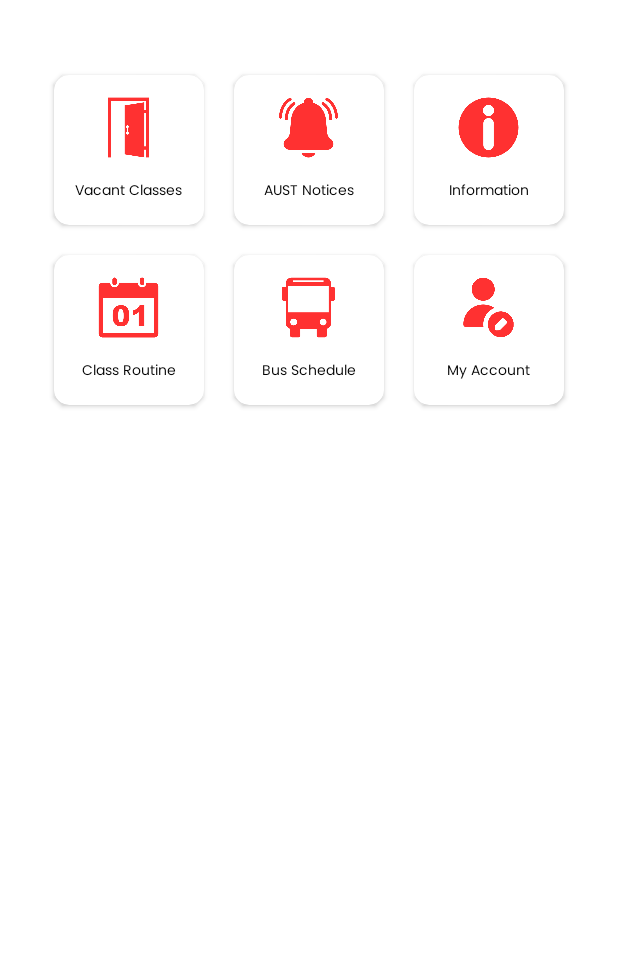
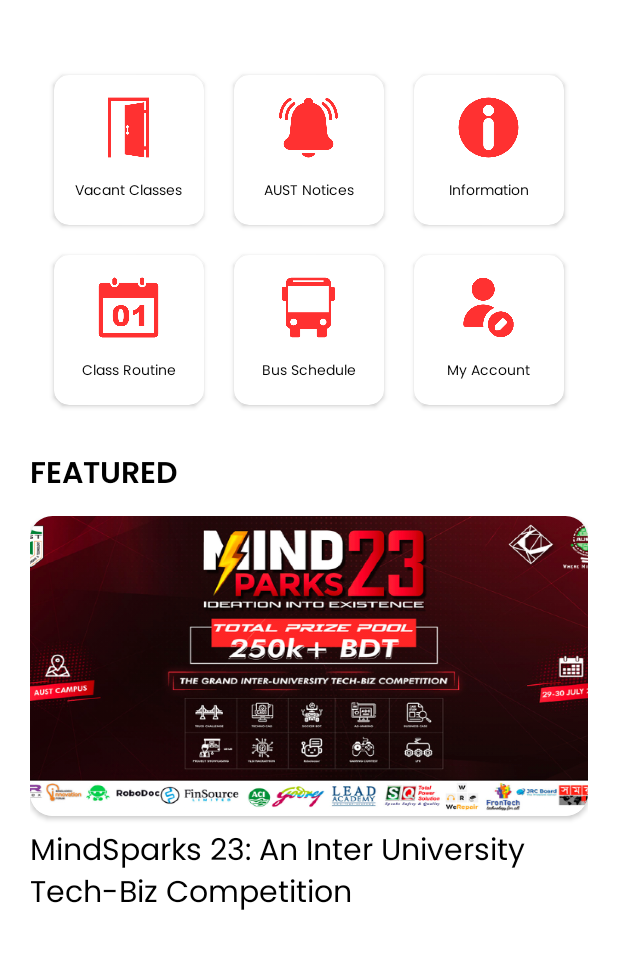
Before and after one commit to anwholesquare/aust_open_android, an Android app: the screen it shows after launch (MainActivity), on a phone screen of 412 x 824 dp, the part 105-1074 px from its top. Run offline under Robolectric (Android 15) with nearby library versions, the phone set to English and light mode, and no system bars.

Commit message:
UI screens added

```diff
--- a/app/src/main/res/layout/activity_main.xml
+++ b/app/src/main/res/layout/activity_main.xml
@@ -346,4 +346,60 @@
         </androidx.cardview.widget.CardView>
 
     </LinearLayout>
+
+    <LinearLayout
+        android:layout_width="match_parent"
+        android:layout_height="wrap_content"
+        android:gravity="start"
+        android:layout_marginTop="20dp"
+        android:orientation="vertical"
+        >
+        <TextView
+            android:layout_width="match_parent"
+            android:layout_height="wrap_content"
+            android:textSize="20sp"
+            android:textAlignment="textStart"
+            android:textColor="@color/black"
+            android:padding="0dp"
+            android:textFontWeight="600"
+            android:fontFamily="@font/poppins"
+            android:text="FEATURED"/>
+    </LinearLayout>
+
+    <LinearLayout
+        android:layout_width="match_parent"
+        android:layout_height="wrap_content"
+        android:gravity="start"
+        android:layout_marginTop="10dp"
+        android:orientation="vertical"
+        >
+
+        <androidx.cardview.widget.CardView
+            android:layout_width="match_parent"
+            android:layout_height="200dp"
+            app:cardCornerRadius="15dp"
+            android:layout_marginBottom="8dp"
+            >
+
+            <LinearLayout
+                android:layout_width="match_parent"
+                android:layout_height="wrap_content"
+                android:background="@drawable/news_featured"
+                android:orientation="vertical"
+                />
+
+
+        </androidx.cardview.widget.CardView>
+        <TextView
+            android:layout_width="match_parent"
+            android:layout_height="wrap_content"
+            android:textSize="20sp"
+            android:textAlignment="textStart"
+            android:textColor="@color/black"
+            android:padding="0dp"
+            android:fontFamily="@font/poppins"
+            android:text="MindSparks 23: An Inter University Tech-Biz Competition"/>
+
+
+    </LinearLayout>
 </LinearLayout>
--- a/app/src/main/res/layout/activity_vacant_acitivity1.xml
+++ b/app/src/main/res/layout/activity_vacant_acitivity1.xml
@@ -47,19 +47,19 @@
     </LinearLayout>
     <LinearLayout
         android:layout_width="match_parent"
-        android:layout_height="30dp"
-        android:layout_margin="15dp"
+        android:layout_height="wrap_content"
         android:gravity="start"
         android:orientation="vertical"
         >
         <TextView
             android:id="@+id/tvTitle1"
             android:layout_width="match_parent"
-            android:layout_height="50dp"
+            android:layout_height="wrap_content"
             android:textSize="20sp"
-            android:textAlignment="center"
+            android:textAlignment="textStart"
             android:textColor="@color/black"
             android:padding="0dp"
+            android:textFontWeight="600"
             android:fontFamily="@font/poppins"
             android:text="VACANT CLASSES"/>
     </LinearLayout>
@@ -81,8 +81,6 @@
                 android:layout_height="60dp"
                 android:id="@+id/f9thBtn"
                 app:cardBackgroundColor="@color/green"
-                app:cardCornerRadius="10dp"
-
                 android:layout_marginBottom="8dp"
                 >
                 <TextView
@@ -102,7 +100,6 @@
                 android:layout_width="250dp"
                 android:layout_height="60dp"
                 app:cardBackgroundColor="@color/green"
-                app:cardCornerRadius="10dp"
                 android:layout_marginBottom="8dp"
                 >
                 <TextView
@@ -122,7 +119,6 @@
                 android:layout_width="250dp"
                 android:layout_height="60dp"
                 app:cardBackgroundColor="@color/green"
-                app:cardCornerRadius="10dp"
                 android:layout_marginBottom="8dp"
                 >
                 <TextView
@@ -142,7 +138,7 @@
                 android:layout_width="250dp"
                 android:layout_height="60dp"
                 app:cardBackgroundColor="@color/green"
-                app:cardCornerRadius="10dp"
+
                 android:layout_marginBottom="8dp"
                 >
                 <TextView
@@ -161,7 +157,7 @@
                 android:layout_width="250dp"
                 android:layout_height="60dp"
                 app:cardBackgroundColor="@color/green"
-                app:cardCornerRadius="10dp"
+
                 android:layout_marginBottom="8dp"
                 >
                 <TextView
@@ -181,7 +177,7 @@
                 android:layout_width="250dp"
                 android:layout_height="60dp"
                 app:cardBackgroundColor="@color/green"
-                app:cardCornerRadius="10dp"
+
                 android:layout_marginBottom="8dp"
                 >
                 <TextView
@@ -201,7 +197,7 @@
                 android:layout_width="250dp"
                 android:layout_height="60dp"
                 app:cardBackgroundColor="@color/green"
-                app:cardCornerRadius="10dp"
+
                 android:layout_marginBottom="8dp"
                 >
                 <TextView
@@ -221,7 +217,7 @@
                 android:layout_width="250dp"
                 android:layout_height="60dp"
                 app:cardBackgroundColor="@color/green"
-                app:cardCornerRadius="10dp"
+
                 android:layout_marginBottom="8dp"
                 >
                 <TextView
@@ -241,7 +237,6 @@
                 android:layout_width="250dp"
                 android:layout_height="60dp"
                 app:cardBackgroundColor="@color/green"
-                app:cardCornerRadius="10dp"
                 android:layout_marginBottom="8dp"
                 >
                 <TextView
```
Also changed, not shown: app/src/main/res/drawable/news_featured.png (added).
